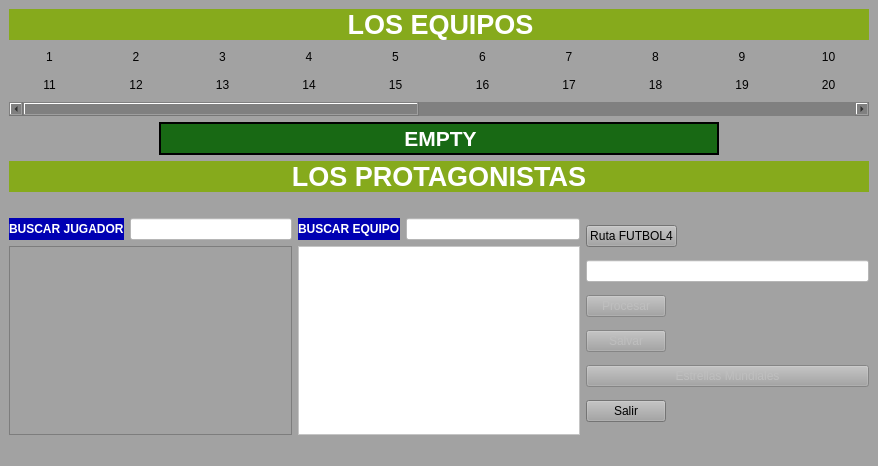
First picture: the form in FUTBOL_RELOAD/mainwindow.ui, repository pcnimdock/FUTBOL_RELOAD, before the edit.
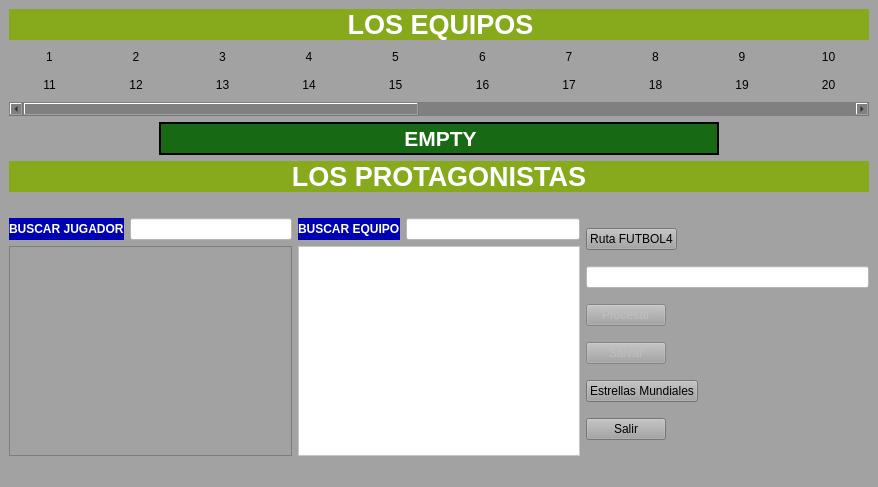
Second picture: the form after the edit. Icons and pictures are not drawn. Custom widgets are drawn as their Qt base class.

What changed in the file:
```diff
--- a/FUTBOL_RELOAD/mainwindow.ui
+++ b/FUTBOL_RELOAD/mainwindow.ui
@@ -7,7 +7,7 @@
     <x>0</x>
     <y>0</y>
     <width>878</width>
-    <height>466</height>
+    <height>487</height>
    </rect>
   </property>
   <property name="windowTitle">
@@ -484,7 +484,13 @@
         <item>
          <widget class="QPushButton" name="pushButton_estrellas">
           <property name="enabled">
-           <bool>false</bool>
+           <bool>true</bool>
+          </property>
+          <property name="sizePolicy">
+           <sizepolicy hsizetype="Fixed" vsizetype="Fixed">
+            <horstretch>40</horstretch>
+            <verstretch>40</verstretch>
+           </sizepolicy>
           </property>
           <property name="text">
            <string>Estrellas Mundiales</string>
```
